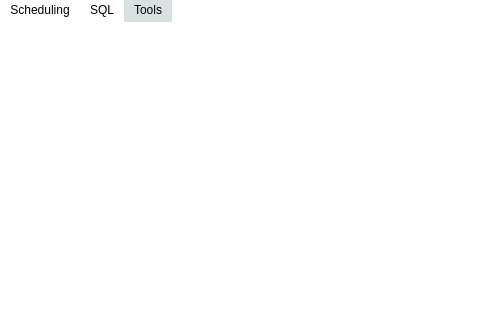
Qt form reporter.ui (Davebudil/reporter) before a commit; both pictures show x 0 to 480 and y 0 to 320 of the 866 by 602 pixel window.
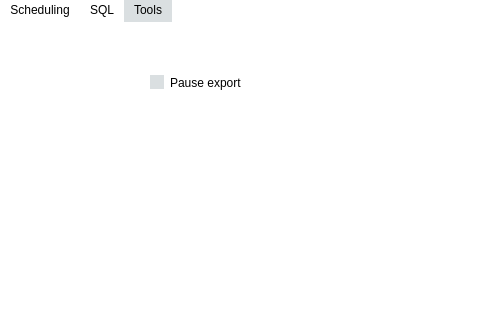
The same form after that commit. The open tabs and pages were chosen to show the change. Icons and pictures are not drawn.

Commit message: Completed xlsx generating and reading the result file, small QOL changes -> pausing the export during editing 		    -> green/red checkbox indicating status preparing email/postman queue framework

Diff of the .ui file:
```diff
--- a/reporter.ui
+++ b/reporter.ui
@@ -3074,6 +3074,32 @@
        </property>
       </widget>
      </widget>
+     <widget class="QCheckBox" name="checkBox">
+      <property name="geometry">
+       <rect>
+        <x>150</x>
+        <y>40</y>
+        <width>141</width>
+        <height>41</height>
+       </rect>
+      </property>
+      <property name="text">
+       <string>Pause export</string>
+      </property>
+     </widget>
+     <widget class="QLabel" name="colorLabel">
+      <property name="geometry">
+       <rect>
+        <x>100</x>
+        <y>45</y>
+        <width>41</width>
+        <height>31</height>
+       </rect>
+      </property>
+      <property name="text">
+       <string/>
+      </property>
+     </widget>
     </widget>
    </widget>
   </widget>
```
Left out of the diff: 20 changed lines with no effect on the pictures. The commit also changes 16 other files.
